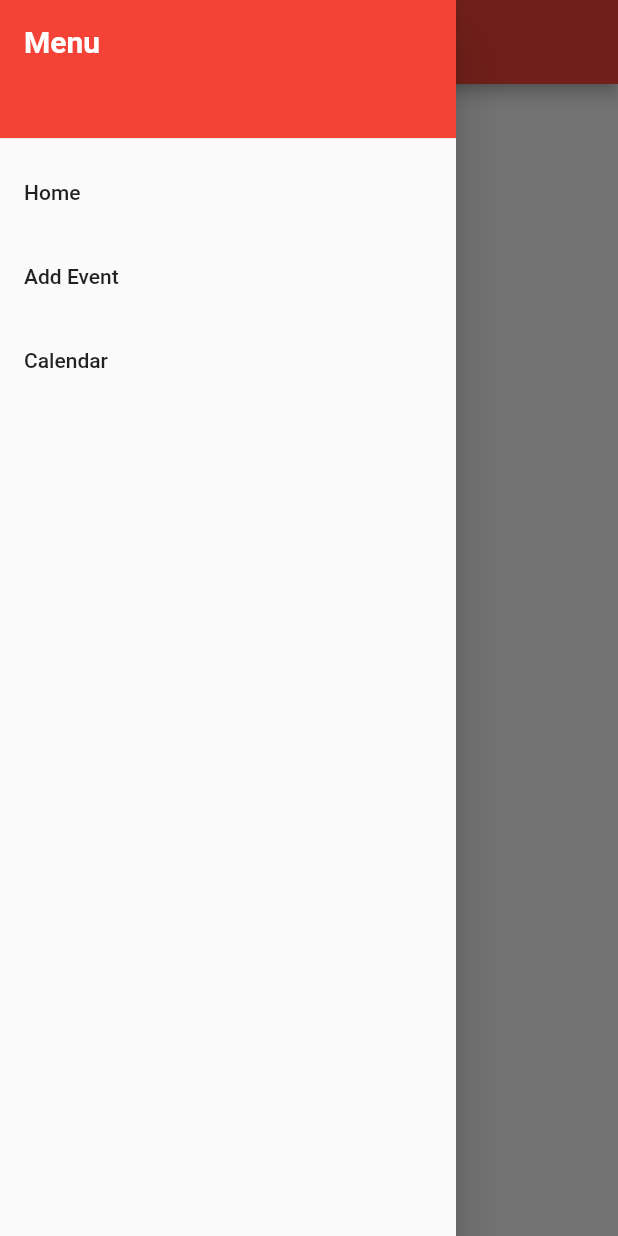
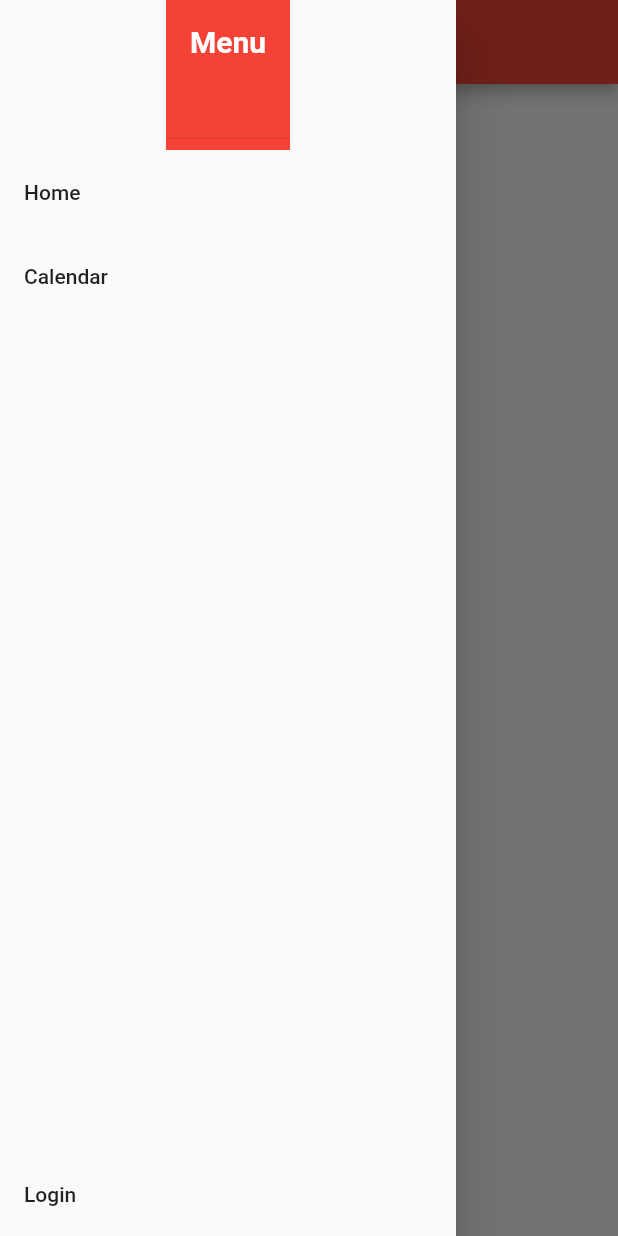
Before and after one commit to AustinHWalsh/Goldstein-App, a Flutter app: the screen it shows after launch, with the side drawer open, on a phone screen of 412 x 824 dp. Run offline on Flutter 3.47's test engine with Material 2 defaults, Android fonts, the phone set to English and light mode, and no system bars; our stand-ins replace firebase_core, table_calendar; missing offline and left inert: firebase_helpers; accounts and stored records are empty.

Commit message:
first testing for admin login and implementation of it

```diff
--- a/goldstein_app/lib/ui/leftmenu.dart
+++ b/goldstein_app/lib/ui/leftmenu.dart
@@ -20,8 +20,8 @@ class _LeftMenuState extends State<LeftMenu> {
 
   // Holds the values of the menu in a list tile
   Widget menu(BuildContext context) {
-    return ListView(
-      padding: EdgeInsets.zero,
+    return Column(
+      mainAxisSize: MainAxisSize.max,
       children: <Widget>[
         Container(
           height: 100.0,
@@ -34,10 +34,8 @@ class _LeftMenuState extends State<LeftMenu> {
                   fontSize: 20),
               textAlign: TextAlign.left,
             ),
-            decoration: BoxDecoration(
-              color: Colors.red,
-            ),
           ),
+          color: Colors.red,
         ),
         ListTile(
           title: Text("Home"),
@@ -50,20 +48,25 @@ class _LeftMenuState extends State<LeftMenu> {
           },
         ),
         ListTile(
-          title: Text("Add Event"),
-          onTap: () {
-            MenuOpen.menuCalendar = true;
-            Navigator.pushReplacement(context,
-                MaterialPageRoute(builder: (context) => CalendarPage()));
-          },
-        ),
-        ListTile(
           title: Text("Calendar"),
           onTap: () {
             Navigator.pushReplacement(context,
                 MaterialPageRoute(builder: (context) => WeeklyEvent()));
           },
         ),
+        Expanded(
+          child: Align(
+            alignment: FractionalOffset.bottomCenter,
+            child: ListTile(
+              title: Text("Login"),
+              onTap: () {
+                MenuOpen.menuCalendar = true;
+                Navigator.pushReplacement(context,
+                    MaterialPageRoute(builder: (context) => CalendarPage()));
+              },
+            ),
+          ),
+        ),
       ],
     );
   }
```
Also changed, not shown: 2 other files.
